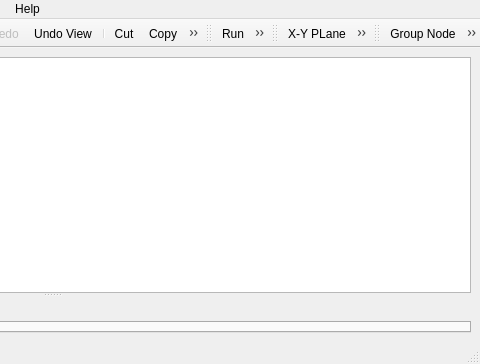
This is source/application/gui/MainWindow.ui in CST-Modelling-Tools/TonatiuhPP as Qt 5 draws it before an edit; both pictures show x 377 to 857 and y 0 to 364 of the 857 by 364 pixel window. The edited form follows.
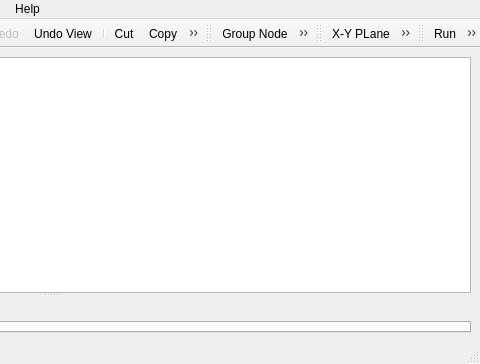
This is the edited form. Icons and pictures are not drawn. Custom widgets are drawn as their Qt base class.

Patch:
```diff
--- a/source/application/gui/MainWindow.ui
+++ b/source/application/gui/MainWindow.ui
@@ -305,7 +305,7 @@
    <addaction name="actionPasteLink"/>
    <addaction name="actionDelete"/>
   </widget>
-  <widget class="QToolBar" name="raytraceToolBar">
+  <widget class="QToolBar" name="insertToolBar">
    <property name="windowTitle">
     <string>Ray Tracer</string>
    </property>
@@ -315,8 +315,8 @@
    <attribute name="toolBarBreak">
     <bool>false</bool>
    </attribute>
-   <addaction name="actionRun"/>
-   <addaction name="actionRunFluxAnalysis"/>
+   <addaction name="actionNode"/>
+   <addaction name="actionSurfaceNode"/>
   </widget>
   <widget class="QToolBar" name="viewToolBar">
    <property name="windowTitle">
@@ -335,7 +335,7 @@
    <addaction name="separator"/>
    <addaction name="actionGridSettings"/>
   </widget>
-  <widget class="QToolBar" name="insertToolBar">
+  <widget class="QToolBar" name="raytraceToolBar">
    <property name="windowTitle">
     <string>Node Kits</string>
    </property>
@@ -345,8 +345,8 @@
    <attribute name="toolBarBreak">
     <bool>false</bool>
    </attribute>
-   <addaction name="actionNode"/>
-   <addaction name="actionSurfaceNode"/>
+   <addaction name="actionRun"/>
+   <addaction name="actionRunFluxAnalysis"/>
   </widget>
   <action name="actionNew">
    <property name="icon">
```
Left out of the diff: 66 changed lines with no effect on the pictures.
